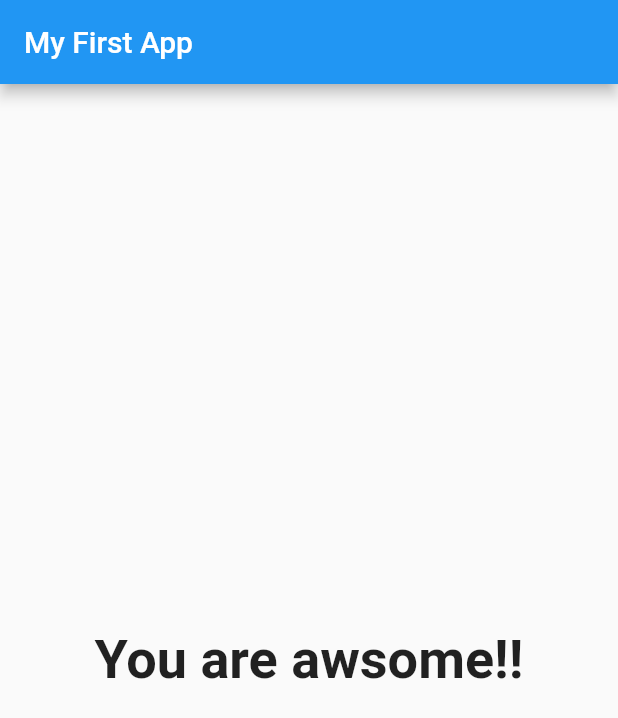
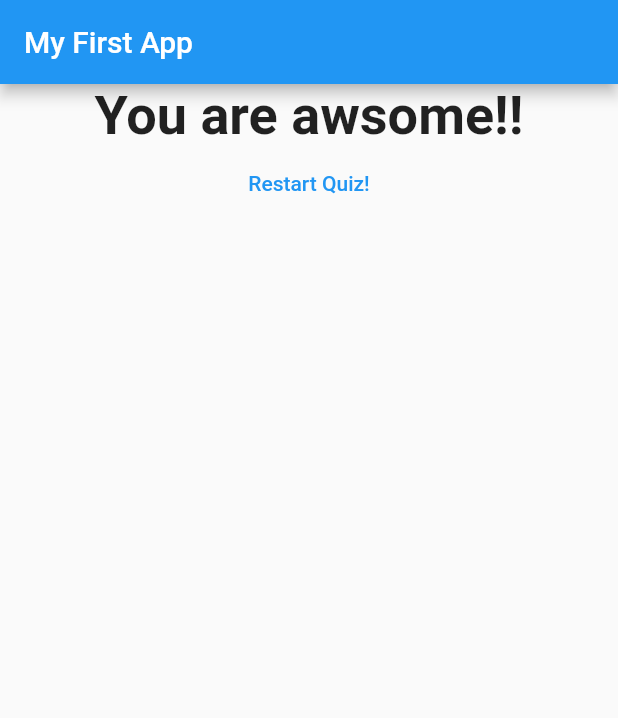
Before and after one commit to Atiq0629/flutter_guide_01, a Flutter app: the screen it shows after launch, after a tap on "Black", after a tap on "Dog", after a tap on "C#", on a phone screen of 412 x 824 dp. Shown: the top 718 px of the screen. Run offline on Flutter 3.47's test engine with Material 2 defaults, Android fonts, the phone set to English and light mode, and no system bars.

Commit message:
Adding reset button. Final Commint

```diff
--- a/lib/main.dart
+++ b/lib/main.dart
@@ -54,6 +54,13 @@ class _MyAppState extends State<MyApp> {
   var _questionIndex = 0;
   var _totalScore = 0;
 
+  void _resetQuiz(){
+    setState(() {
+     _questionIndex = 0;
+    _totalScore = 0;
+    });
+  }
+
   void _answerQuestion(int score) {
 
     _totalScore += score;
@@ -78,7 +85,7 @@ class _MyAppState extends State<MyApp> {
           questionIndex: _questionIndex,
           questions: _questions,
           )
-          : Resutl(_totalScore),
+          : Resutl(_totalScore, _resetQuiz),
       ),
     );
   }
--- a/lib/result.dart
+++ b/lib/result.dart
@@ -3,8 +3,9 @@ import 'package:flutter/material.dart';
 class Resutl extends StatelessWidget {
 
 final int resultScore;
+final Function resetHandler;
 
-Resutl(this.resultScore);
+Resutl(this.resultScore, this. resetHandler);
 
 String get resultPhrase{
   String resultText;
@@ -29,9 +30,18 @@ String get resultPhrase{
   @override
   Widget build(BuildContext context) {
     return Center(
-      child: Text(
-        resultPhrase,
-        style: TextStyle(fontSize: 36, fontWeight: FontWeight.bold,), textAlign: TextAlign.center,),
+      child: Column(
+        children: <Widget>[
+          Text(
+            resultPhrase,
+            style: TextStyle(fontSize: 36, fontWeight: FontWeight.bold,),
+            textAlign: TextAlign.center,),
+            FlatButton(onPressed: resetHandler,
+            child: Text('Restart Quiz!',),
+            textColor: Colors.blue,
+            ),
+        ],
+      ),
     );
   }
 }
```
